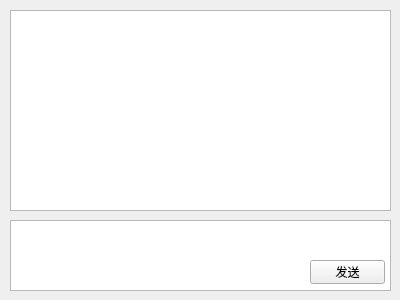
Qt form chatwindow.ui (anchorkiki/Lab4_ChatClient) before a commit.
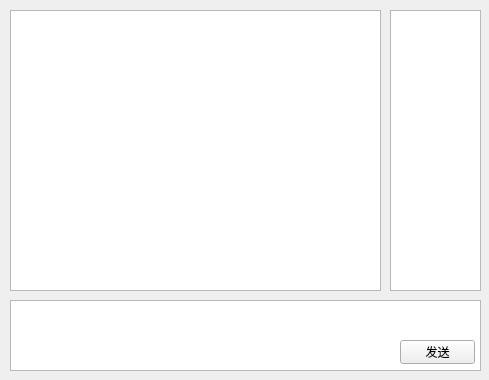
The same form after that commit.

Commit message: 客户端json发送和解析

Patch:
```diff
--- a/chatwindow.ui
+++ b/chatwindow.ui
@@ -6,8 +6,8 @@
    <rect>
     <x>0</x>
     <y>0</y>
-    <width>400</width>
-    <height>300</height>
+    <width>489</width>
+    <height>380</height>
    </rect>
   </property>
   <property name="windowTitle">
@@ -18,8 +18,8 @@
     <rect>
      <x>10</x>
      <y>10</y>
-     <width>381</width>
-     <height>201</height>
+     <width>371</width>
+     <height>281</height>
     </rect>
    </property>
   </widget>
@@ -27,8 +27,8 @@
    <property name="geometry">
     <rect>
      <x>10</x>
-     <y>220</y>
-     <width>381</width>
+     <y>300</y>
+     <width>471</width>
      <height>71</height>
     </rect>
    </property>
@@ -36,8 +36,8 @@
   <widget class="QPushButton" name="sendBtn">
    <property name="geometry">
     <rect>
-     <x>310</x>
-     <y>260</y>
+     <x>400</x>
+     <y>340</y>
      <width>75</width>
      <height>24</height>
     </rect>
@@ -46,6 +46,23 @@
     <string>发送</string>
    </property>
   </widget>
+  <widget class="QListWidget" name="onlineUsersList">
+   <property name="geometry">
+    <rect>
+     <x>390</x>
+     <y>10</y>
+     <width>91</width>
+     <height>281</height>
+    </rect>
+   </property>
+   <property name="editTriggers">
+    <set>QAbstractItemView::EditTrigger::NoEditTriggers</set>
+   </property>
+  </widget>
+  <zorder>onlineUsersList</zorder>
+  <zorder>messageDisplay</zorder>
+  <zorder>textEdit</zorder>
+  <zorder>sendBtn</zorder>
  </widget>
  <resources/>
  <connections/>
```
The commit also changes 2 other files.
